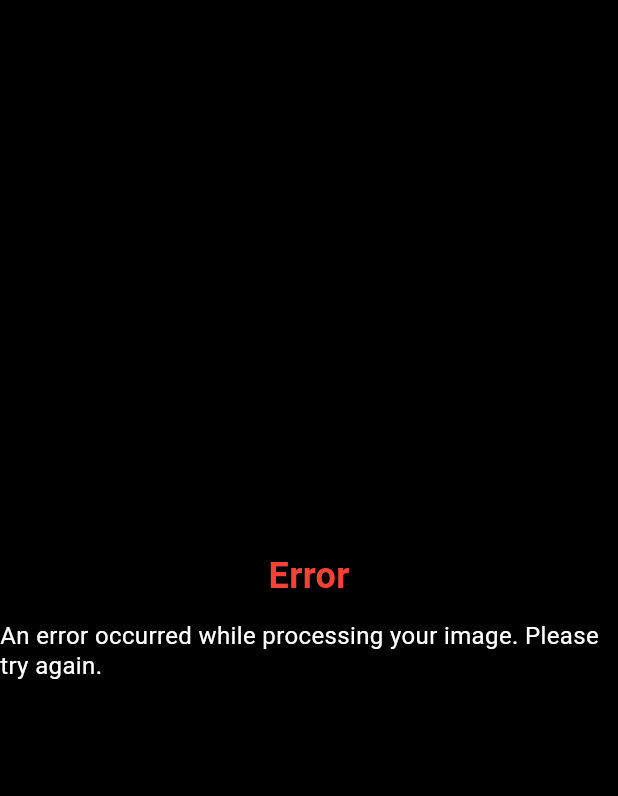
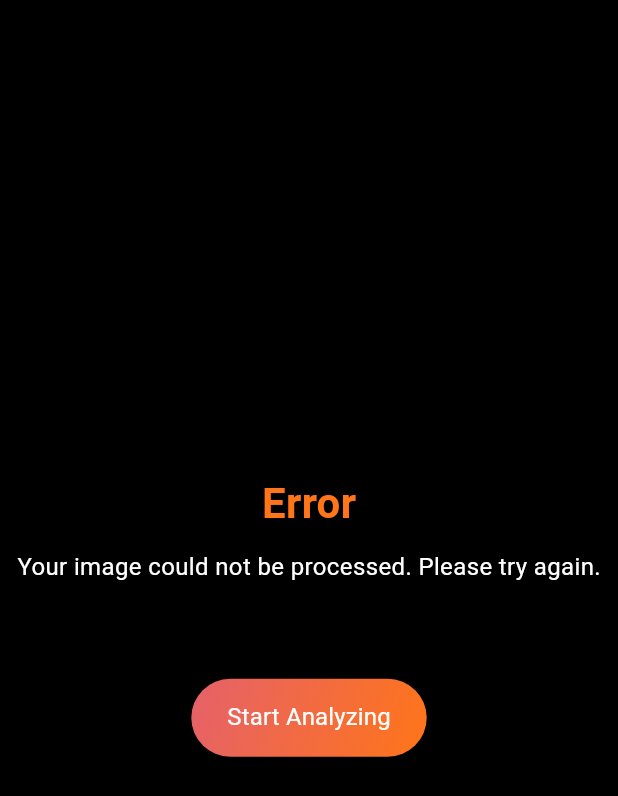
Before and after one commit to kiriyee/frontend_hair_app, a Flutter app: the ErrorPage screen opened directly, on a phone screen of 412 x 824 dp. Shown: the top 796 px of the screen. Run offline on Flutter 3.47's test engine with Material 3 defaults, Android fonts, the phone set to English and light mode, and no system bars; our stand-ins replace flutter_svg, image_picker, lottie; Roboto replaces fonts that are missing (Poppins).

Commit message:
All pages done, with PLACEHOLDERS to be replaced with NLP and CNN. Still trying to figure out native splash screen.

```diff
--- a/lib/models/placeholder_nlp_model.dart
+++ b/lib/models/product_model.dart
@@ -1,7 +1,7 @@
 class Product {
   final String id;
   final String name;
-  final String imageUrl;
+  final String imageUrl; // URL to product image, baka gawing local path later
   final List<String> tags;
   final String? description;
   final String? shopUrl;
@@ -15,7 +15,7 @@ class Product {
     this.shopUrl,
   });
 
-  // For when NLP is integrated ?? not rly sure
+  // For if NLP uses shopping API to get product data, palitan pag may list na ng products (i think!!)
   factory Product.fromJson(Map<String, dynamic> json) {
     return Product(
       id: json['id'],
--- a/lib/pages/hair_analysis_results_page.dart
+++ b/lib/pages/hair_analysis_results_page.dart
@@ -42,7 +42,7 @@ class HairAnalysisResultsPage extends StatelessWidget {
                   context,
                   MaterialPageRoute(
                     builder: (context) => const ProductResultsPage(
-                      //placeholder. try lang
+                      //PLACEHOLDER. try lang for testing
                       hairType: 'Wavy',
                       confidence: 92.5,
                     ),
--- a/lib/pages/image_error_page.dart
+++ b/lib/pages/image_error_page.dart
@@ -1,5 +1,7 @@
 import 'package:flutter/material.dart';
 import '../default_styles/app_text_styles.dart';
+import '../widgets/gradient_text.dart';
+import '../widgets/gradient_button.dart';
 
 class ErrorPage extends StatelessWidget {
   const ErrorPage({super.key});
@@ -16,14 +18,23 @@ class ErrorPage extends StatelessWidget {
               child: Column(
                 mainAxisSize: MainAxisSize.min,
                 children: [
-                  Text(
-                    'Error',
-                    style: AppTextStyles.h3.copyWith(color: Colors.red),
+                  GradientText(
+                    text: 'Error',
+                    gradient: const LinearGradient(
+                      colors: [Colors.red, Color(0x66ff0000)],
+                    ),
                   ),
                   const SizedBox(height: 16),
                   Text(
-                    'An error occurred while processing your image. Please try again.',
+                    'Your image could not be processed. Please try again.',
                     style: AppTextStyles.m.copyWith(color: Colors.white),
+                  ),
+                  const SizedBox(height: 64),
+                  GradientButton(
+                    text: 'Start Analyzing',
+                    onPressed: () {
+                      Navigator.pop(context);
+                    },
                   ),
                 ],
               ),
--- /dev/null
+++ b/lib/widgets/gradient_text.dart
@@ -0,0 +1,23 @@
+import 'package:flutter/material.dart';
+import '../default_styles/app_colors.dart';
+import '../default_styles/app_text_styles.dart';
+
+class GradientText extends StatelessWidget {
+  final String text;
+  final Gradient gradient;
+
+  const GradientText({super.key, required this.text, required this.gradient});
+
+  @override
+  Widget build(BuildContext context) {
+    return Text(
+      text,
+      style: AppTextStyles.h2.copyWith(
+        foreground: Paint()
+          ..shader = AppColors.primaryGradient.createShader(
+            const Rect.fromLTWH(0.0, 0.0, 200.0, 70.0),
+          ),
+      ),
+    );
+  }
+}
--- a/pubspec.yaml
+++ b/pubspec.yaml
@@ -36,6 +36,7 @@ dependencies:
   cupertino_icons: ^1.0.8
   image_picker: ^1.2.1
   lottie: ^3.3.2
+  flutter_svg: ^2.0.9
 
 dev_dependencies:
   flutter_test:
```
Also changed, not shown: lib/pages/feedback_page.dart (added, +191 -0 lines), lib/pages/get_started_page.dart (+14 -14 lines), lib/pages/product_detail_page.dart (+10 -3 lines), lib/pages/product_rating_page.dart (deleted, +0 -10 lines), lib/pages/product_results_page.dart (+7 -2 lines), assets/images/logo.svg (added), assets/images/logo_round.svg (added), pubspec.lock.
